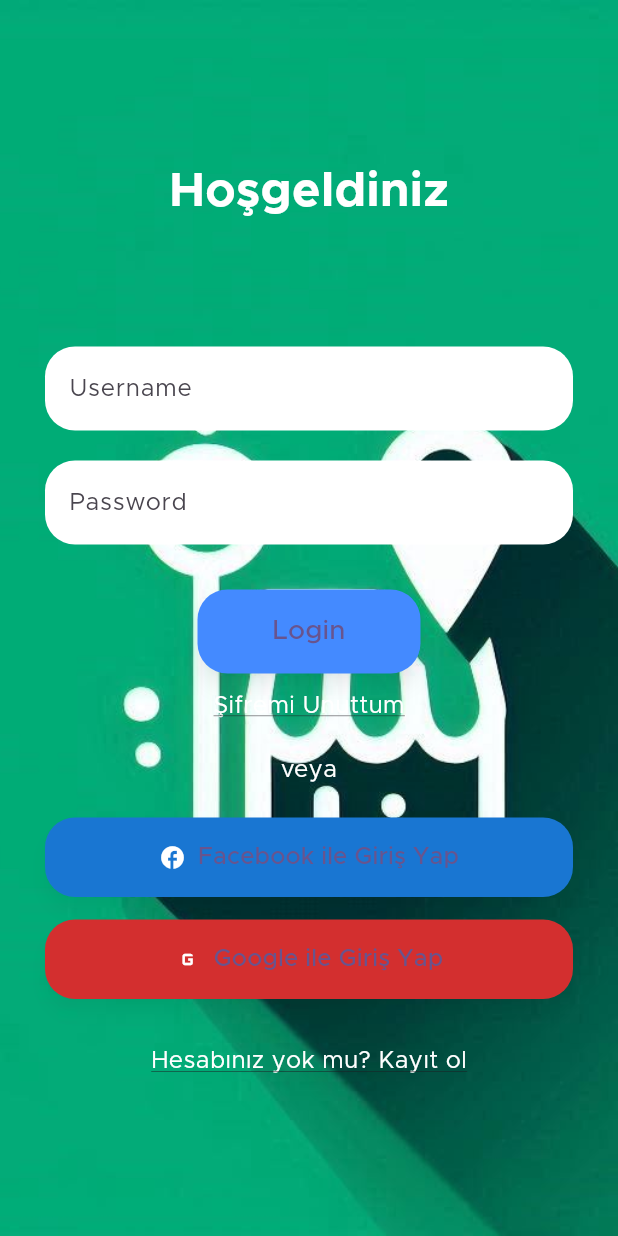
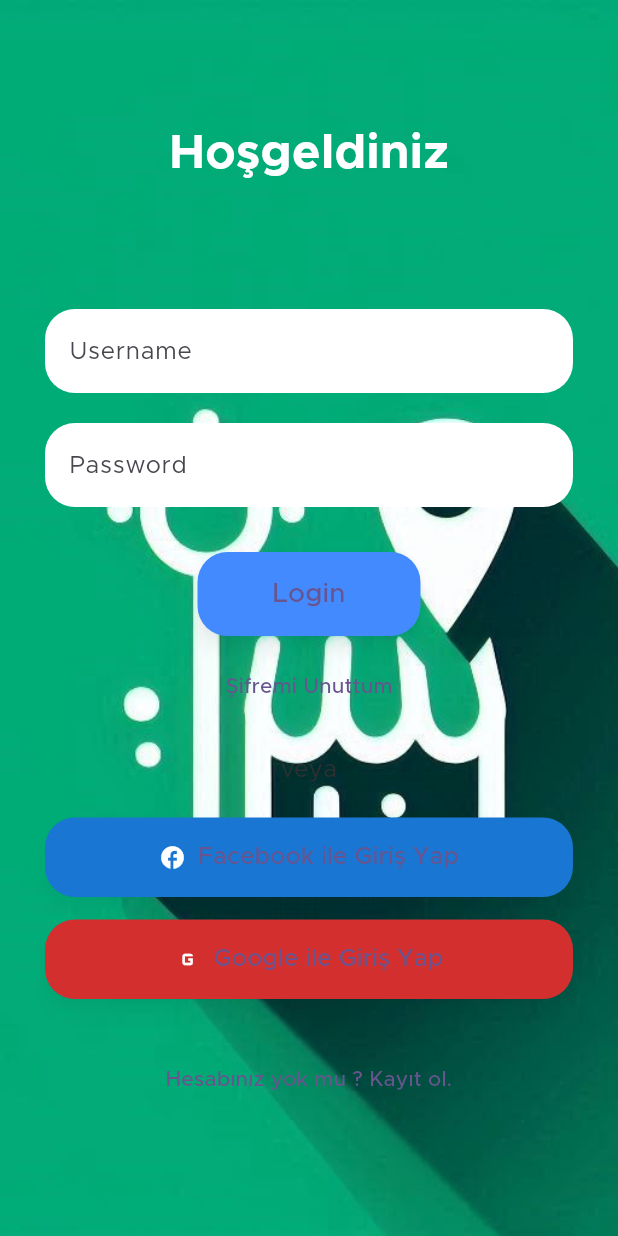
Before and after one commit to emregurs3s/MahalleMarket, a Flutter app: the LoginScreen screen opened directly, on a phone screen of 412 x 824 dp. Run offline on Flutter 3.47's test engine with Material 3 defaults, Android fonts, the phone set to English and light mode, and no system bars.

Commit message:
Öncesinde atmış olduğum fixes adlı branchde kaymalar olmuş düzenlemeleri tek tek buradan güncelleyeceğim

```diff
--- a/mahalle_market/lib/common/color_extensions.dart
+++ b/mahalle_market/lib/common/color_extensions.dart
@@ -4,6 +4,6 @@ class TColor {
   static Color get primary => const Color(0xFFC6FF00);
   static Color get primaryText => const Color(0xFF00000);
   static Color get SecondaryText => const Color(0xFF303030);
-  static Color get textfield => const Color(0xFFD6D6D6);
+  static Color get textfield => const Color(0xFFFFFFFF);
   static Color get placeholder => const Color(0xFF9E9E9E);
 }
--- a/mahalle_market/lib/view/login/login_view.dart
+++ b/mahalle_market/lib/view/login/login_view.dart
@@ -1,4 +1,5 @@
 import 'package:flutter/material.dart';
+import 'package:mahalle_market/common/color_extensions.dart';
 
 void main() {
   runApp(MyApp());
@@ -38,20 +39,22 @@ class LoginScreen extends StatelessWidget {
                     style: TextStyle(
                       fontSize: 32,
                       fontWeight: FontWeight.bold,
-                      color: Colors.white,
+                      color: TColor.textfield,
                     ),
                   ),
                   SizedBox(height: 80),
-                  Padding(
+                  Container(
+                    child: Padding(
                       padding: const EdgeInsets.symmetric(horizontal: 30.0),
                       child: TextField(
                         decoration: InputDecoration(
                           hintText: "Username",
                           filled: true,
-                        fillColor: Colors.white,
+                          fillColor: TColor.textfield,
                           border: OutlineInputBorder(
                             borderRadius: BorderRadius.circular(20.0),
                             borderSide: BorderSide.none,
+                          ),
                         ),
                       ),
                     ),
@@ -64,7 +67,7 @@ class LoginScreen extends StatelessWidget {
                       decoration: InputDecoration(
                         hintText: "Password",
                         filled: true,
-                        fillColor: Colors.white,
+                        fillColor: TColor.textfield,
                         border: OutlineInputBorder(
                           borderRadius: BorderRadius.circular(20.0),
                           borderSide: BorderSide.none,
@@ -91,21 +94,14 @@ class LoginScreen extends StatelessWidget {
                     ),
                   ),
                   SizedBox(height: 10),
-                  GestureDetector(
-                    onTap: () {},
-                    child: Text(
-                      "Şifremi Unuttum",
-                      style: TextStyle(
-                        color: Colors.white,
-                        fontSize: 16,
-                        decoration: TextDecoration.underline,
-                      ),
-                    ),
+                  TextButton(
+                    onPressed: () {},
+                    child: Text("Şifremi Unuttum"),
                   ),
                   SizedBox(height: 20),
                   Text(
                     "veya",
-                    style: TextStyle(color: Colors.white, fontSize: 16),
+                    style: TextStyle(color: TColor.SecondaryText, fontSize: 16),
                   ),
                   SizedBox(height: 20),
                   Padding(
@@ -153,16 +149,9 @@ class LoginScreen extends StatelessWidget {
                     ),
                   ),
                   SizedBox(height: 30),
-                  GestureDetector(
-                    onTap: () {},
-                    child: Text(
-                      "Hesabınız yok mu? Kayıt ol",
-                      style: TextStyle(
-                        color: Colors.white,
-                        fontSize: 16,
-                        decoration: TextDecoration.underline,
-                      ),
-                    ),
+                  TextButton(
+                    onPressed: () {},
+                    child: Text("Hesabınız yok mu ? Kayıt ol."),
                   ),
                 ],
               ),
```
Lines whose indentation alone changed are shown as unchanged.
